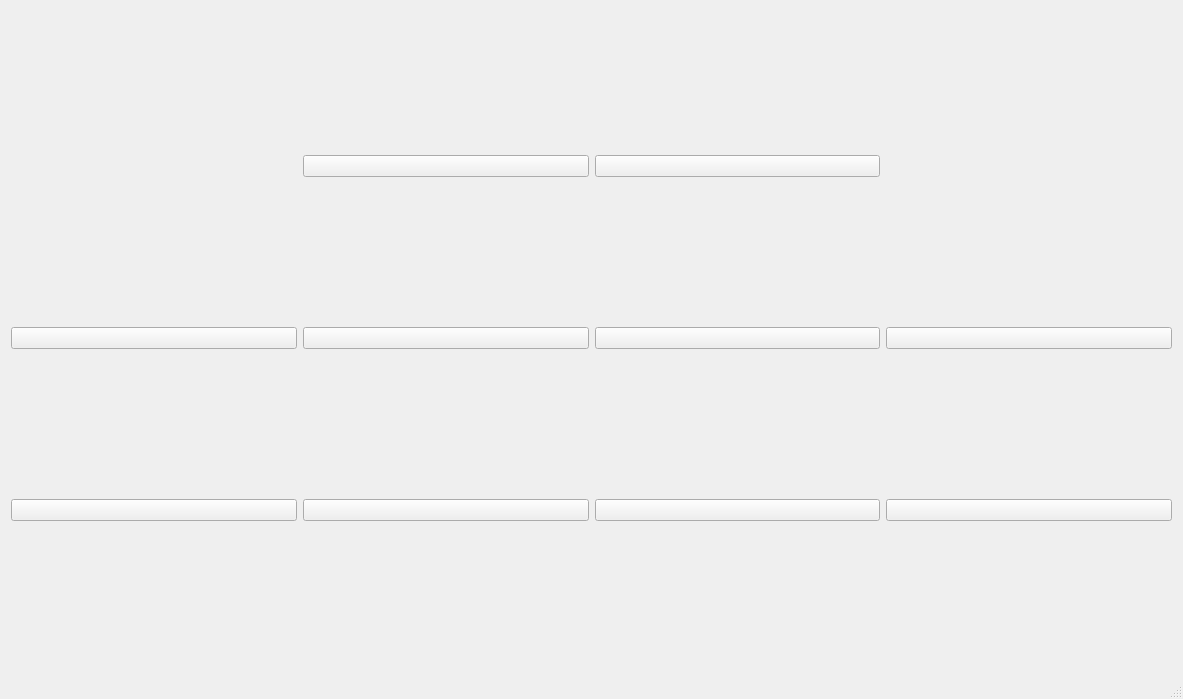
This is QRaspbed/raspbed.ui in johnramsden/Raspbed as Qt 5 draws it before an edit. The edited form follows.
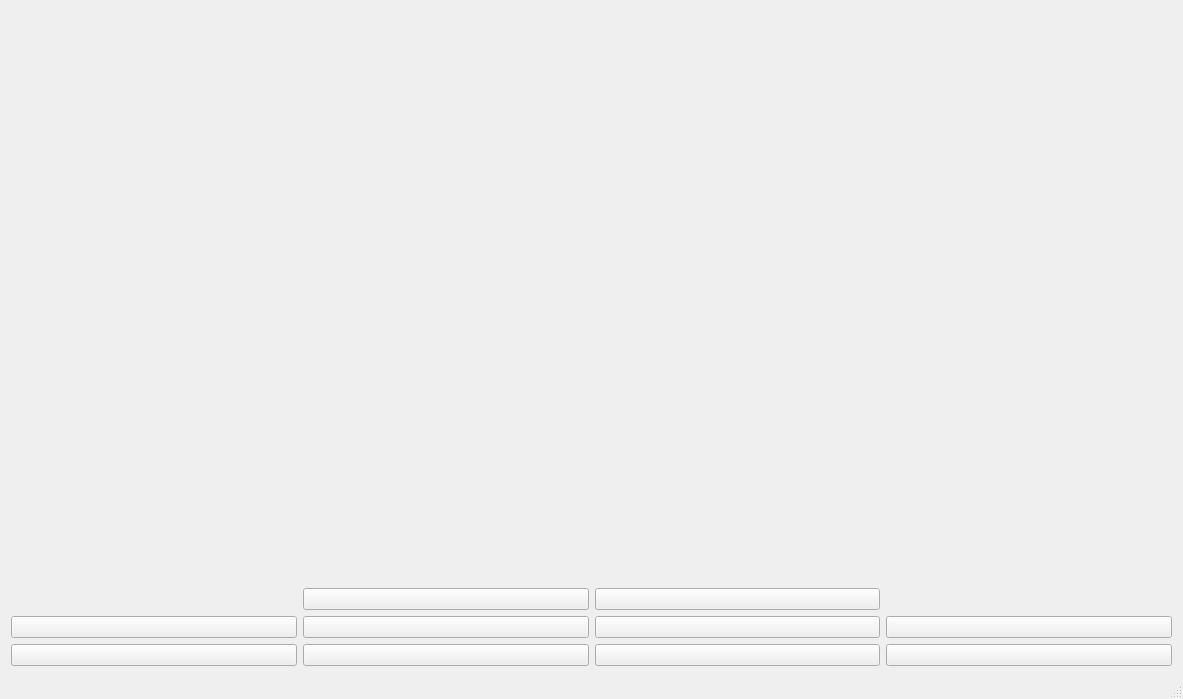
This is the edited form.

Commit message: Added Status info and skype call

Diff of the .ui file:
```diff
--- a/QRaspbed/raspbed.ui
+++ b/QRaspbed/raspbed.ui
@@ -15,21 +15,28 @@
   </property>
   <widget class="QWidget" name="centralWidget">
    <layout class="QGridLayout" name="gridLayout">
-    <item row="0" column="1">
+    <item row="0" column="1" colspan="2">
+     <widget class="QLabel" name="currentStatusLabel">
+      <property name="text">
+       <string>&lt;html&gt;&lt;head/&gt;&lt;body&gt;&lt;p align=&quot;center&quot;&gt;&lt;br/&gt;&lt;/p&gt;&lt;/body&gt;&lt;/html&gt;</string>
+      </property>
+     </widget>
+    </item>
+    <item row="1" column="1">
      <widget class="QPushButton" name="flattenBedButton">
       <property name="text">
        <string/>
       </property>
      </widget>
     </item>
-    <item row="0" column="2">
+    <item row="1" column="2">
      <widget class="QPushButton" name="callButton">
       <property name="text">
        <string/>
       </property>
      </widget>
     </item>
-    <item row="1" column="0">
+    <item row="2" column="0">
      <widget class="QPushButton" name="headUpButton">
       <property name="minimumSize">
        <size>
@@ -42,49 +49,49 @@
       </property>
      </widget>
     </item>
-    <item row="1" column="1">
+    <item row="2" column="1">
      <widget class="QPushButton" name="headDownButton">
       <property name="text">
        <string/>
       </property>
      </widget>
     </item>
-    <item row="1" column="2">
+    <item row="2" column="2">
      <widget class="QPushButton" name="feetUpButton">
       <property name="text">
        <string/>
       </property>
      </widget>
     </item>
-    <item row="1" column="3">
+    <item row="2" column="3">
      <widget class="QPushButton" name="feetDownButton">
       <property name="text">
        <string/>
       </property>
      </widget>
     </item>
-    <item row="2" column="0">
+    <item row="3" column="0">
      <widget class="QPushButton" name="trendButton">
       <property name="text">
        <string/>
       </property>
      </widget>
     </item>
-    <item row="2" column="1">
+    <item row="3" column="1">
      <widget class="QPushButton" name="bedUpButton">
       <property name="text">
        <string/>
       </property>
      </widget>
     </item>
-    <item row="2" column="2">
+    <item row="3" column="2">
      <widget class="QPushButton" name="bedDownButton">
       <property name="text">
        <string/>
       </property>
      </widget>
     </item>
-    <item row="2" column="3">
+    <item row="3" column="3">
      <widget class="QPushButton" name="lowerWheelsButton">
       <property name="text">
        <string/>
```
Left out of the diff: 2 changed lines with no effect on the pictures. The commit also changes 14 other files.
